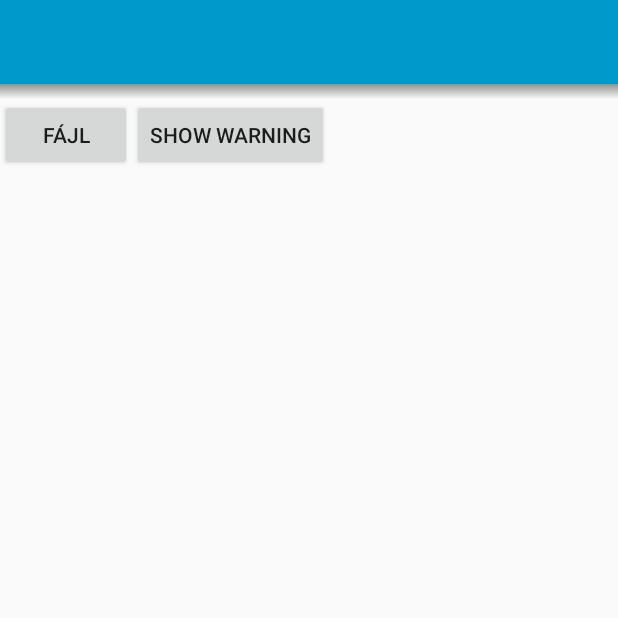
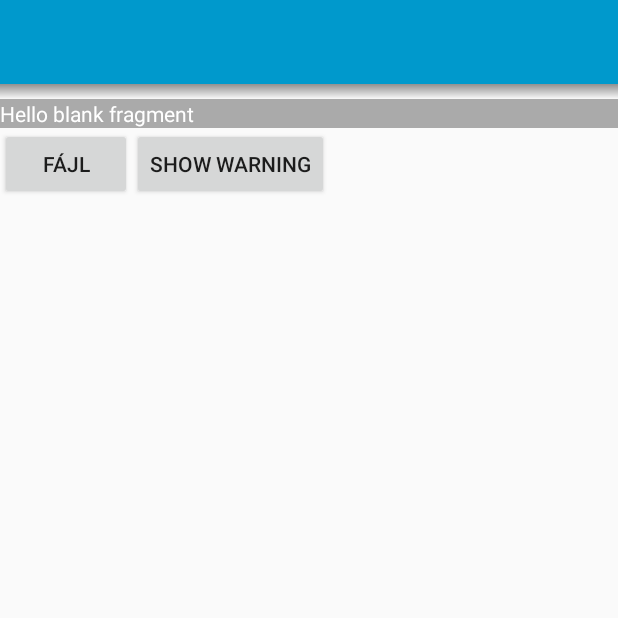
Before and after one commit to hmiklos95/android_databinding, an Android app: the screen it shows after launch (MainActivity), after a tap on "SHOW WARNING", on a phone screen of 412 x 824 dp, the top half of it. Run offline under Robolectric (Android 15) with nearby library versions, the phone set to English and light mode, and no system bars; our stand-ins replace data binding; 1 statement that could not run was skipped.

Commit message:
putting warning toolbar under the toolbar

```diff
--- a/app/src/main/java/hu/miklos/databinding_test/MainActivity.java
+++ b/app/src/main/java/hu/miklos/databinding_test/MainActivity.java
@@ -49,7 +49,7 @@ public class MainActivity extends AppCompatActivity implements WarningFragment.O
     }
 
     public void showWarning(View view) {
-        getSupportFragmentManager().beginTransaction().add(WarningFragment.createForActivity(this), "warning").commit();
+        getSupportFragmentManager().beginTransaction().replace(R.id.container, WarningFragment.createForActivity(this)).commit();
     }
 
 
--- a/app/src/main/res/layout/activity_main.xml
+++ b/app/src/main/res/layout/activity_main.xml
@@ -19,8 +19,7 @@
     <LinearLayout
         android:layout_width="match_parent"
         android:layout_height="wrap_content"
-        android:orientation="vertical"
-        >
+        android:orientation="vertical">
 
         <android.support.v7.widget.Toolbar
             android:id="@+id/toolbar"
@@ -43,7 +42,19 @@
         <LinearLayout
             android:layout_width="match_parent"
             android:layout_height="wrap_content"
+            android:orientation="vertical"
+            >
+
+            <FrameLayout
+                android:layout_width="match_parent"
+                android:layout_height="match_parent"
+                android:id="@+id/container"></FrameLayout>
+
+            <LinearLayout
+                android:layout_width="match_parent"
+                android:layout_height="wrap_content"
                 android:paddingTop="@{warningShown ? @dimen/activity_vertical_margin : @dimen/activity_vertical_zero_margin}">
+
                 <Button
                     android:layout_width="wrap_content"
                     android:layout_height="wrap_content"
@@ -57,6 +68,7 @@
                     android:text="Show warning" />
 
             </LinearLayout>
+        </LinearLayout>
 
     </LinearLayout>
 
--- a/app/src/main/res/layout/fragment_warning.xml
+++ b/app/src/main/res/layout/fragment_warning.xml
@@ -1,7 +1,7 @@
 <FrameLayout xmlns:android="http://schemas.android.com/apk/res/android"
     xmlns:tools="http://schemas.android.com/tools"
     android:layout_width="match_parent"
-    android:layout_height="match_parent"
+    android:layout_height="wrap_content"
     android:background="@android:color/darker_gray"
     tools:context="layout.WarningFragment">
 
```
Lines whose indentation alone changed are shown as unchanged.
